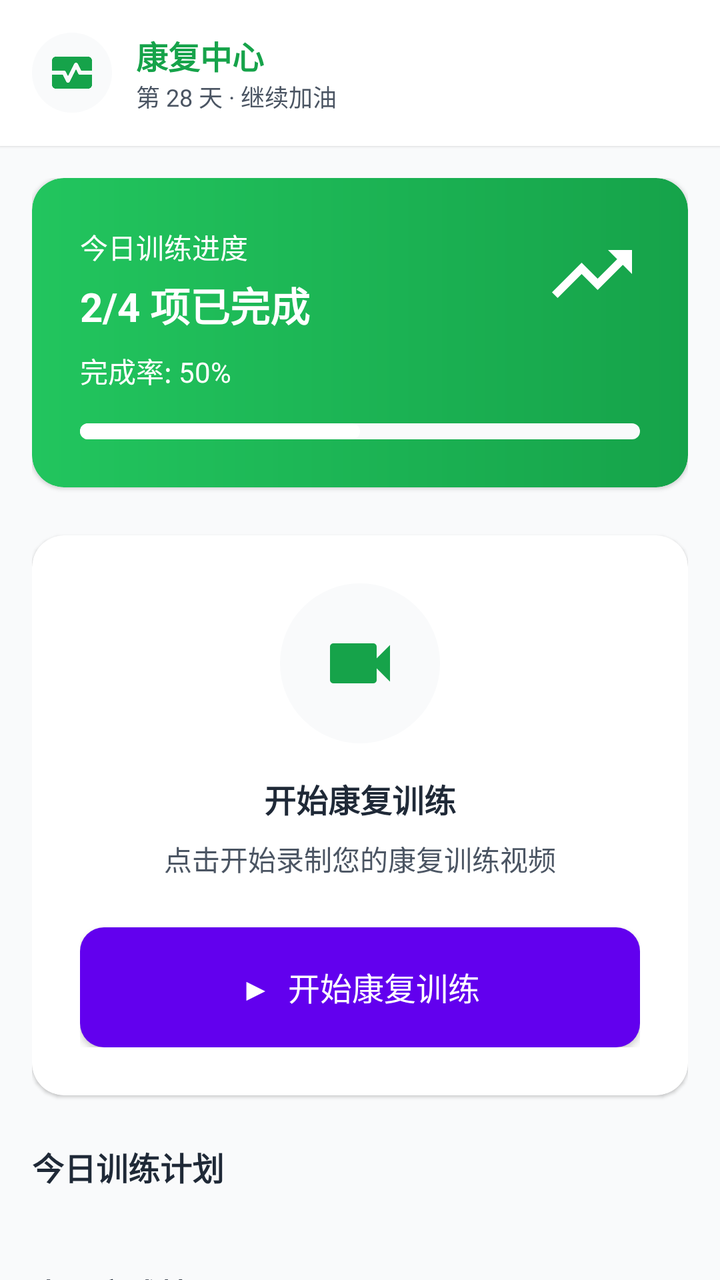
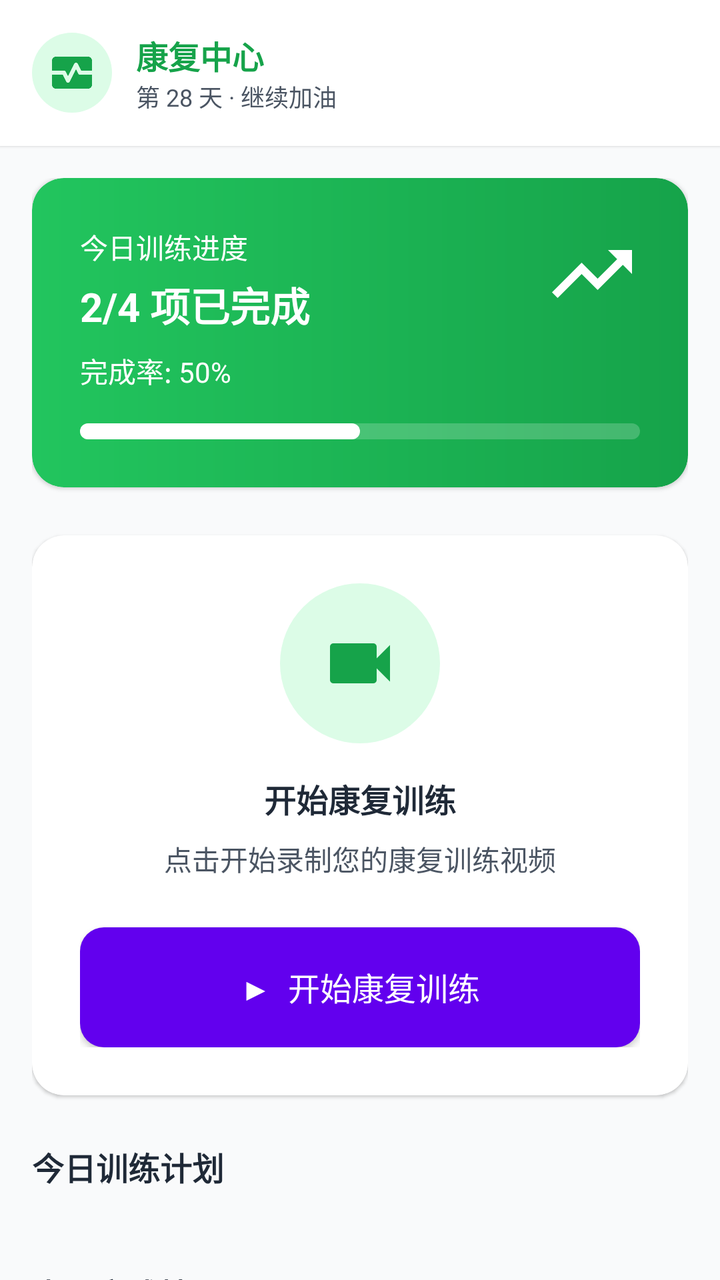

Compare the two renders of this Android layout. The source of the first and the diff that turns it into the second are given below.
<!-- AndroidManifest.xml: application theme Theme.WinsRehab -->
<!-- res/layout/fragment_pt_rehab.xml -->
<?xml version="1.0" encoding="utf-8"?>
<androidx.constraintlayout.widget.ConstraintLayout
    xmlns:android="http://schemas.android.com/apk/res/android"
    xmlns:app="http://schemas.android.com/apk/res-auto"
    xmlns:tools="http://schemas.android.com/tools"
    android:layout_width="match_parent"
    android:layout_height="match_parent"
    android:background="@color/surface_variant"> 

    
    <LinearLayout
        android:id="@+id/headerLayout"
        android:layout_width="match_parent"
        android:layout_height="wrap_content"
        android:background="@color/surface"
        android:elevation="@dimen/elevation_1"
        android:padding="@dimen/space_16"
        android:gravity="center_vertical"
        android:orientation="horizontal"
        app:layout_constraintTop_toTopOf="parent">

        
        <FrameLayout
            android:layout_width="40dp"
            android:layout_height="40dp"
            android:background="@drawable/shape_circle_green_light">
            <ImageView
                android:layout_width="24dp"
                android:layout_height="24dp"
                android:layout_gravity="center"
                android:src="@drawable/ic_activity"
                app:tint="@color/brand_patient_primary" />
        </FrameLayout>

        
        <LinearLayout
            android:layout_width="0dp"
            android:layout_height="wrap_content"
            android:layout_weight="1"
            android:layout_marginStart="@dimen/space_12"
            android:orientation="vertical">
            <TextView
                android:layout_width="wrap_content"
                android:layout_height="wrap_content"
                android:text="康复中心"
                android:textColor="@color/success" android:textAppearance="@style/TextAppearance.WinsRehab.Title16"
                android:textStyle="bold"/>
            <TextView
                android:layout_width="wrap_content"
                android:layout_height="wrap_content"
                android:text="第 28 天 · 继续加油"
                android:textColor="@color/on_surface_secondary" android:textAppearance="@style/TextAppearance.WinsRehab.Body12"/>
        </LinearLayout>

        









    </LinearLayout>

    
    <androidx.core.widget.NestedScrollView
        android:layout_width="match_parent"
        android:layout_height="0dp"
        android:clipToPadding="false"
        android:paddingBottom="@dimen/space_24"
        app:layout_constraintBottom_toBottomOf="parent"
        app:layout_constraintTop_toBottomOf="@id/headerLayout">

        <LinearLayout
            android:layout_width="match_parent"
            android:layout_height="wrap_content"
            android:orientation="vertical"
            android:padding="@dimen/space_16">

            
            <androidx.cardview.widget.CardView
                android:layout_width="match_parent"
                android:layout_height="wrap_content"
                android:layout_marginBottom="@dimen/space_24"
                app:cardCornerRadius="@dimen/radius_16"
                app:cardElevation="@dimen/elevation_1">

                <LinearLayout
                    android:layout_width="match_parent"
                    android:layout_height="wrap_content"
                    android:background="@drawable/bg_pt_welcome_green"
                    android:orientation="vertical"
                    android:padding="@dimen/space_24">

                    <LinearLayout
                        android:layout_width="match_parent"
                        android:layout_height="wrap_content"
                        android:orientation="horizontal">
                        <LinearLayout
                            android:layout_width="0dp"
                            android:layout_height="wrap_content"
                            android:layout_weight="1"
                            android:orientation="vertical">
                            <TextView
                                android:layout_width="wrap_content"
                                android:layout_height="wrap_content"
                                android:text="今日训练进度"
                                android:textColor="@color/on_primary" android:textAppearance="@style/TextAppearance.WinsRehab.Body14"/>
                            <TextView
                                android:id="@+id/tvProgressCount"
                                android:layout_width="wrap_content"
                                android:layout_height="wrap_content"
                                android:text="2/4 项已完成"
                                android:textColor="@color/on_primary" android:textAppearance="@style/TextAppearance.WinsRehab.Headline20"
                                android:textStyle="bold"
                                android:layout_marginTop="@dimen/space_4"
                                android:layout_marginBottom="@dimen/space_8"/>
                            <TextView
                                android:id="@+id/tvProgressPercent"
                                android:layout_width="wrap_content"
                                android:layout_height="wrap_content"
                                android:text="完成率: 50%"
                                android:textColor="@color/on_primary" android:textAppearance="@style/TextAppearance.WinsRehab.Body14"/>
                        </LinearLayout>
                        <ImageView
                            android:layout_width="48dp"
                            android:layout_height="48dp"
                            android:src="@drawable/ic_trending_up"
                            app:tint="@color/on_primary"/>
                    </LinearLayout>

                    
                    <ProgressBar
                        android:id="@+id/progressBarToday"
                        style="?android:attr/progressBarStyleHorizontal"
                        android:layout_width="match_parent"
                        android:layout_height="8dp"
                        android:layout_marginTop="@dimen/space_16"
                        android:progressDrawable="@drawable/custom_progress_bar_white"
                        android:progress="50"
                        android:max="100"/>
                </LinearLayout>
            </androidx.cardview.widget.CardView>

            
            <androidx.cardview.widget.CardView
                android:layout_width="match_parent"
                android:layout_height="wrap_content"
                android:layout_marginBottom="@dimen/space_24"
                app:cardCornerRadius="@dimen/radius_16"
                app:cardElevation="@dimen/elevation_1"
                app:cardBackgroundColor="@color/surface">

                <FrameLayout
                    android:layout_width="match_parent"
                    android:layout_height="wrap_content"
                    android:padding="@dimen/space_24">

                    
                    <LinearLayout
                        android:id="@+id/layoutStateIdle"
                        android:layout_width="match_parent"
                        android:layout_height="wrap_content"
                        android:gravity="center"
                        android:orientation="vertical"
                        android:visibility="visible"> 

                        <FrameLayout
                            android:layout_width="80dp"
                            android:layout_height="80dp"
                            android:background="@drawable/shape_circle_green_light"
                            android:layout_marginBottom="@dimen/space_16">
                            <ImageView
                                android:layout_width="40dp"
                                android:layout_height="40dp"
                                android:layout_gravity="center"
                                android:src="@drawable/ic_video"
                                app:tint="@color/brand_patient_primary"/>
                        </FrameLayout>

                        <TextView
                            android:layout_width="wrap_content"
                            android:layout_height="wrap_content"
                            android:text="开始康复训练"
                            android:textColor="@color/on_surface" android:textAppearance="@style/TextAppearance.WinsRehab.Title16"
                            android:textStyle="bold"/>
                        <TextView
                            android:layout_width="wrap_content"
                            android:layout_height="wrap_content"
                            android:text="点击开始录制您的康复训练视频"
                            android:textColor="@color/on_surface_secondary"
                            android:layout_marginBottom="@dimen/space_24"
                            android:layout_marginTop="@dimen/space_8"/>

                        <Button
                            android:id="@+id/btnStartRecord"
                            android:layout_width="match_parent"
                            android:layout_height="60dp"
                            android:text="▶  开始康复训练" android:textAppearance="@style/TextAppearance.WinsRehab.Title16"
                            android:textColor="@color/on_primary"
                            android:background="@drawable/bg_btn_green_rounded"/>
                    </LinearLayout>

                    
                    <LinearLayout
                        android:id="@+id/layoutStateRecording"
                        android:layout_width="match_parent"
                        android:layout_height="wrap_content"
                        android:gravity="center"
                        android:orientation="vertical"
                        android:visibility="gone"> 

                        <LinearLayout
                            android:layout_width="match_parent"
                            android:layout_height="wrap_content"
                            android:background="@drawable/bg_gray_rounded"
                            android:padding="@dimen/space_32"
                            android:gravity="center"
                            android:orientation="vertical"
                            android:layout_marginBottom="@dimen/space_16">

                            
                            <FrameLayout
                                android:layout_width="64dp"
                                android:layout_height="64dp"
                                android:background="@drawable/shape_circle_red">
                                <ImageView
                                    android:layout_width="32dp"
                                    android:layout_height="32dp"
                                    android:layout_gravity="center"
                                    android:src="@drawable/ic_video"
                                    app:tint="@color/on_primary"/>
                            </FrameLayout>
                            <TextView
                                android:layout_width="wrap_content"
                                android:layout_height="wrap_content"
                                android:text="录制中..."
                                android:layout_marginTop="@dimen/space_12"
                                android:textColor="@color/on_surface_secondary"/>
                        </LinearLayout>

                        <Button
                            android:id="@+id/btnStopRecord"
                            android:layout_width="match_parent"
                            android:layout_height="60dp"
                            android:text="⏸  停止录制" android:textAppearance="@style/TextAppearance.WinsRehab.Title16"
                            android:textColor="@color/on_primary"
                            android:background="@drawable/bg_btn_red_rounded"/> 
                    </LinearLayout>
                </FrameLayout>
            </androidx.cardview.widget.CardView>

            
            <TextView
                android:layout_width="wrap_content"
                android:layout_height="wrap_content"
                android:text="今日训练计划"
                android:textColor="@color/on_surface" android:textAppearance="@style/TextAppearance.WinsRehab.Title16"
                android:textStyle="bold"
                android:layout_marginBottom="@dimen/space_16"/>

            <FrameLayout
                android:layout_width="match_parent"
                android:layout_height="wrap_content"
                android:layout_marginBottom="@dimen/space_24">

                <androidx.recyclerview.widget.RecyclerView
                    android:id="@+id/rvTodayTasks"
                    android:layout_width="match_parent"
                    android:layout_height="wrap_content"
                    android:nestedScrollingEnabled="false"/>

                <TextView
                    android:id="@+id/tvEmpty"
                    android:layout_width="match_parent"
                    android:layout_height="wrap_content"
                    android:padding="@dimen/space_24"
                    android:gravity="center"
                    android:text="今天还没有训练任务"
                    android:textColor="@color/on_surface_secondary" android:textAppearance="@style/TextAppearance.WinsRehab.Body14"
                    android:visibility="gone"/>

                <ProgressBar
                    android:id="@+id/loadingView"
                    android:layout_width="wrap_content"
                    android:layout_height="wrap_content"
                    android:layout_gravity="center"
                    android:visibility="gone"/>

                <LinearLayout
                    android:id="@+id/errorView"
                    android:layout_width="match_parent"
                    android:layout_height="wrap_content"
                    android:orientation="vertical"
                    android:gravity="center"
                    android:padding="@dimen/space_24"
                    android:visibility="gone">

                    <TextView
                        android:id="@+id/tvError"
                        android:layout_width="wrap_content"
                        android:layout_height="wrap_content"
                        android:text="加载失败"
                        android:textColor="@color/danger"/>

                    <Button
                        android:id="@+id/btnRetry"
                        android:layout_width="wrap_content"
                        android:layout_height="wrap_content"
                        android:layout_marginTop="@dimen/space_8"
                        android:text="重试"/>
                </LinearLayout>
            </FrameLayout>

            
            <TextView
                android:layout_width="wrap_content"
                android:layout_height="wrap_content"
                android:text="本周完成情况"
                android:textColor="@color/on_surface" android:textAppearance="@style/TextAppearance.WinsRehab.Title16"
                android:textStyle="bold"
                android:layout_marginBottom="@dimen/space_16"/>

            <androidx.cardview.widget.CardView
                android:layout_width="match_parent"
                android:layout_height="wrap_content"
                android:layout_marginBottom="@dimen/space_24"
                app:cardCornerRadius="@dimen/radius_12"
                app:cardElevation="@dimen/elevation_1"
                app:cardBackgroundColor="@color/surface">

                <LinearLayout
                    android:layout_width="match_parent"
                    android:layout_height="wrap_content"
                    android:orientation="horizontal"
                    android:padding="@dimen/space_24"
                    android:baselineAligned="false">

                    
                    <include layout="@layout/item_week_bar" android:id="@+id/weekBar1" android:layout_width="0dp" android:layout_height="wrap_content" android:layout_weight="1"/>
                    <include layout="@layout/item_week_bar" android:id="@+id/weekBar2" android:layout_width="0dp" android:layout_height="wrap_content" android:layout_weight="1"/>
                    <include layout="@layout/item_week_bar" android:id="@+id/weekBar3" android:layout_width="0dp" android:layout_height="wrap_content" android:layout_weight="1"/>
                    <include layout="@layout/item_week_bar" android:id="@+id/weekBar4" android:layout_width="0dp" android:layout_height="wrap_content" android:layout_weight="1"/>
                    <include layout="@layout/item_week_bar" android:id="@+id/weekBar5" android:layout_width="0dp" android:layout_height="wrap_content" android:layout_weight="1"/>
                    <include layout="@layout/item_week_bar" android:id="@+id/weekBar6" android:layout_width="0dp" android:layout_height="wrap_content" android:layout_weight="1"/>
                    <include layout="@layout/item_week_bar" android:id="@+id/weekBar7" android:layout_width="0dp" android:layout_height="wrap_content" android:layout_weight="1"/>
                </LinearLayout>
            </androidx.cardview.widget.CardView>

            
            <LinearLayout
                android:layout_width="match_parent"
                android:layout_height="wrap_content"
                android:orientation="horizontal">

                <include layout="@layout/item_stat_card" android:id="@+id/statCard1" android:layout_width="0dp" android:layout_height="wrap_content" android:layout_weight="1" android:layout_marginEnd="@dimen/space_8"/>
                <include layout="@layout/item_stat_card" android:id="@+id/statCard2" android:layout_width="0dp" android:layout_height="wrap_content" android:layout_weight="1" android:layout_marginEnd="@dimen/space_8"/>
                <include layout="@layout/item_stat_card" android:id="@+id/statCard3" android:layout_width="0dp" android:layout_height="wrap_content" android:layout_weight="1"/>
            </LinearLayout>

        </LinearLayout>
    </androidx.core.widget.NestedScrollView>
</androidx.constraintlayout.widget.ConstraintLayout>
<!-- res/layout/item_week_bar.xml (included above) -->
<?xml version="1.0" encoding="utf-8"?>
<LinearLayout xmlns:android="http://schemas.android.com/apk/res/android"
    android:layout_width="match_parent"
    android:layout_height="wrap_content"
    android:orientation="vertical"
    android:gravity="center_horizontal">

    
    <FrameLayout
        android:layout_width="match_parent"
        android:layout_height="100dp"
        android:background="@color/divider"
        android:layout_marginHorizontal="@dimen/space_4"
        android:padding="@dimen/space_4"> 

        
        
        <View
            android:id="@+id/viewBarFill"
            android:layout_width="match_parent"
            android:layout_height="60dp"
            android:layout_gravity="bottom"
            android:background="@color/brand_patient_primary_light"/> 
    </FrameLayout>

    <TextView
        android:id="@+id/tvDay"
        android:layout_width="wrap_content"
        android:layout_height="wrap_content"
        android:layout_marginTop="@dimen/space_8"
        android:text="周一" android:textAppearance="@style/TextAppearance.WinsRehab.Body12"
        android:textColor="@color/on_surface_secondary"/>

    <TextView
        android:id="@+id/tvCount"
        android:layout_width="wrap_content"
        android:layout_height="wrap_content"
        android:text="4/4" android:textAppearance="@style/TextAppearance.WinsRehab.Caption11"
        android:textColor="@color/on_surface_secondary"/>
</LinearLayout>
<!-- res/layout/item_stat_card.xml (included above) -->
<?xml version="1.0" encoding="utf-8"?>
<androidx.cardview.widget.CardView
    xmlns:android="http://schemas.android.com/apk/res/android"
    xmlns:app="http://schemas.android.com/apk/res-auto"
    android:layout_width="match_parent"
    android:layout_height="wrap_content"
    app:cardCornerRadius="@dimen/radius_12"
    app:cardElevation="@dimen/elevation_1"
    app:cardBackgroundColor="@color/surface">

    <LinearLayout
        android:layout_width="match_parent"
        android:layout_height="wrap_content"
        android:orientation="vertical"
        android:gravity="center"
        android:padding="@dimen/space_16">

        <TextView
            android:id="@+id/tvStatLabel"
            android:layout_width="wrap_content"
            android:layout_height="wrap_content"
            android:text="累计训练"
            android:textColor="@color/on_surface_secondary" android:textAppearance="@style/TextAppearance.WinsRehab.Body12"/>

        <TextView
            android:id="@+id/tvStatValue"
            android:layout_width="wrap_content"
            android:layout_height="wrap_content"
            android:text="28 天"
            android:textColor="@color/brand_patient_primary"
            android:textStyle="bold" android:textAppearance="@style/TextAppearance.WinsRehab.Title16"
            android:layout_marginTop="@dimen/space_4"/>
    </LinearLayout>
</androidx.cardview.widget.CardView>
<!-- resources referenced by this layout -->
<resources>
  <color name="brand_patient_primary">#FF16A34A</color>
  <color name="brand_patient_primary_light">#FF22C55E</color>
  <color name="danger">#FFDC2626</color>
  <color name="divider">#FFE5E7EB</color>
  <color name="on_primary">#FFFFFFFF</color>
  <color name="on_surface">#FF1F2937</color>
  <color name="on_surface_secondary">#FF4B5563</color>
  <color name="success">#FF16A34A</color>
  <color name="surface">#FFFFFFFF</color>
  <color name="surface_variant">#FFF9FAFB</color>
  <dimen name="elevation_1">1dp</dimen>
  <dimen name="radius_12">12dp</dimen>
  <dimen name="radius_16">16dp</dimen>
  <dimen name="space_12">12dp</dimen>
  <dimen name="space_16">16dp</dimen>
  <dimen name="space_24">24dp</dimen>
  <dimen name="space_32">32dp</dimen>
  <dimen name="space_4">4dp</dimen>
  <dimen name="space_8">8dp</dimen>
  <!-- drawable bg_btn_green_rounded (drawable) -->
  <?xml version="1.0" encoding="utf-8"?>
  <shape xmlns:android="http://schemas.android.com/apk/res/android"
      android:shape="rectangle">
      <solid android:color="@color/brand_patient_primary"/>
      <corners android:radius="@dimen/radius_12"/>
  </shape>
  <!-- drawable bg_btn_red_rounded (drawable) -->
  <?xml version="1.0" encoding="utf-8"?>
  <shape xmlns:android="http://schemas.android.com/apk/res/android"
      android:shape="rectangle">
      <solid android:color="@color/danger"/>
      <corners android:radius="@dimen/radius_12"/>
  </shape>
  <!-- drawable bg_gray_rounded (drawable) -->
  <shape xmlns:android="http://schemas.android.com/apk/res/android">
      <solid android:color="@color/surface_variant"/>
      <corners android:radius="@dimen/radius_12"/>
  </shape>
  <!-- drawable custom_progress_bar_white (drawable) -->
  <layer-list xmlns:android="http://schemas.android.com/apk/res/android">
      
      <item android:id="@android:id/background">
          <shape>
              <corners android:radius="@dimen/radius_8"/>
              <solid android:color="@color/surface_variant"/>
          </shape>
      </item>
      
      <item android:id="@android:id/progress">
          <scale android:scaleWidth="100%">
              <shape>
                  <corners android:radius="@dimen/radius_8"/>
                  <solid android:color="@color/surface"/>
              </shape>
          </scale>
      </item>
  </layer-list>
  <!-- drawable shape_circle_green_light (drawable) -->
  <shape xmlns:android="http://schemas.android.com/apk/res/android" android:shape="oval">
      <solid android:color="@color/surface_variant"/> 
  </shape>
  <!-- drawable shape_circle_red (drawable) -->
  <shape xmlns:android="http://schemas.android.com/apk/res/android" android:shape="oval">
      <solid android:color="@color/danger"/> 
  </shape>
  <style name="TextAppearance.WinsRehab.Body12">
          <item name="android:textSize">12sp</item> 
      </style>
  <style name="TextAppearance.WinsRehab.Body14">
          <item name="android:textSize">14sp</item> 
      </style>
  <style name="TextAppearance.WinsRehab.Caption11">
          <item name="android:textSize">11sp</item> 
      </style>
  <style name="TextAppearance.WinsRehab.Headline20">
          <item name="android:textSize">20sp</item> 
      </style>
  <style name="TextAppearance.WinsRehab.Title16">
          <item name="android:textSize">16sp</item> 
      </style>
  <style name="Theme.WinsRehab" parent="Theme.MaterialComponents.DayNight.NoActionBar">
          <item name="buttonStyle">@style/MyRoundButton</item>
  
  
  
      </style>
  <dimen name="radius_8">8dp</dimen>
  <style name="MyRoundButton">MyRoundButton
          <item name="android:background">@drawable/shape_btn_round</item>
  
      </style>
  <!-- unchanged entries left out for length: 5 -->
</resources>

<!-- the commit's change to res/layout/fragment_pt_rehab.xml (unified diff, before → after) -->
@@ -303,6 +303,7 @@
                         android:layout_width="wrap_content"
                         android:layout_height="wrap_content"
                         android:text="加载失败"
+                        android:textAppearance="@style/TextAppearance.WinsRehab.Body14"
                         android:textColor="@color/danger"/>
 
                     <Button
<!-- resource entries referenced after the edit -->
@@ -39,27 +39,27 @@
       <corners android:radius="@dimen/radius_12"/>
   </shape>
   <!-- drawable custom_progress_bar_white (drawable) -->
+  <?xml version="1.0" encoding="utf-8"?>
   <layer-list xmlns:android="http://schemas.android.com/apk/res/android">
-      
       <item android:id="@android:id/background">
-          <shape>
+          <shape android:shape="rectangle">
+              <solid android:color="@color/on_primary_overlay"/>
               <corners android:radius="@dimen/radius_8"/>
-              <solid android:color="@color/surface_variant"/>
           </shape>
       </item>
-      
       <item android:id="@android:id/progress">
           <scale android:scaleWidth="100%">
-              <shape>
+              <shape android:shape="rectangle">
+                  <solid android:color="@color/on_primary"/>
                   <corners android:radius="@dimen/radius_8"/>
-                  <solid android:color="@color/surface"/>
               </shape>
           </scale>
       </item>
   </layer-list>
   <!-- drawable shape_circle_green_light (drawable) -->
+  <?xml version="1.0" encoding="utf-8"?>
   <shape xmlns:android="http://schemas.android.com/apk/res/android" android:shape="oval">
-      <solid android:color="@color/surface_variant"/> 
+      <solid android:color="@color/success_container"/>
   </shape>
   <!-- drawable shape_circle_red (drawable) -->
   <shape xmlns:android="http://schemas.android.com/apk/res/android" android:shape="oval">
@@ -86,7 +86,9 @@
   
   
       </style>
+  <color name="on_primary_overlay">#33FFFFFF</color>
   <dimen name="radius_8">8dp</dimen>
+  <color name="success_container">#FFDCFCE7</color>
   <style name="MyRoundButton">MyRoundButton
           <item name="android:background">@drawable/shape_btn_round</item>
   
